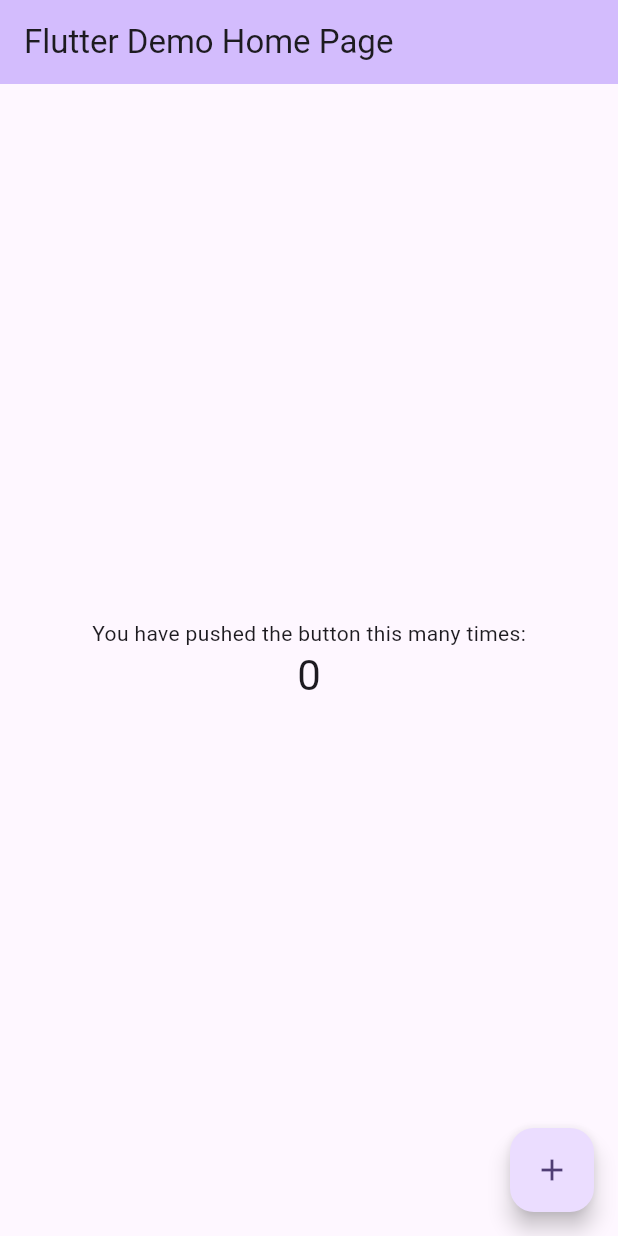
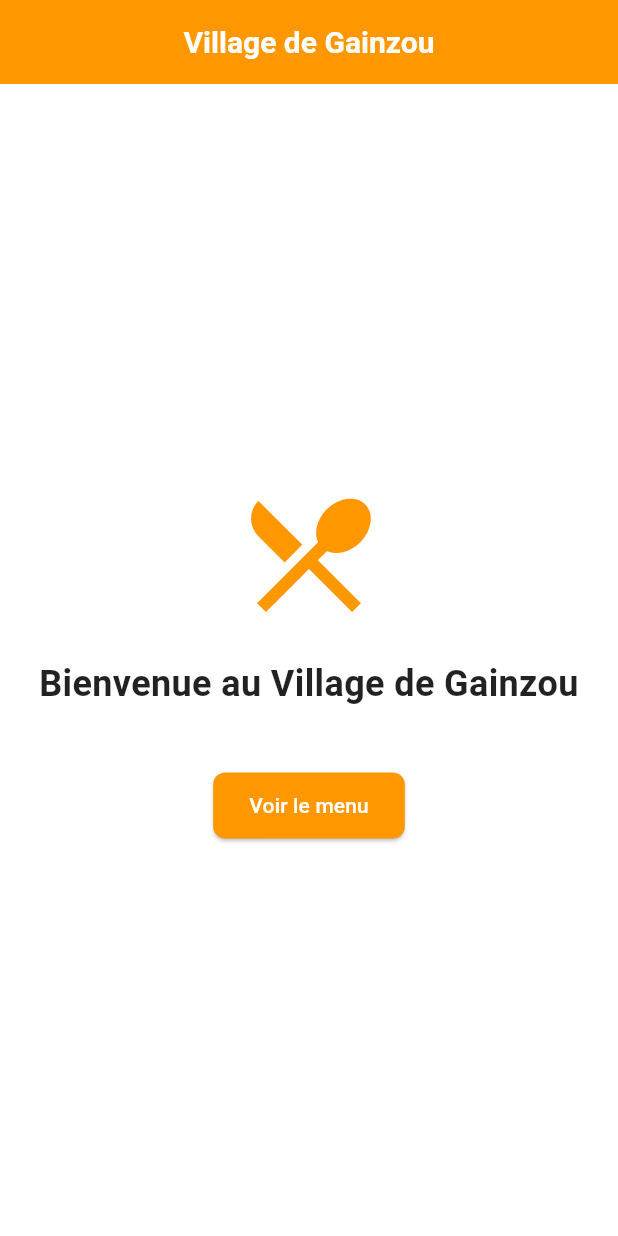
Before and after one commit to could-ai/019a40c4-5c68-7e29-90c2-c7624ebbf1af, a Flutter app: the screen it shows after launch, on a phone screen of 412 x 824 dp. Run offline on Flutter 3.47's test engine with Material 3 defaults, Android fonts, the phone set to English and light mode, and no system bars.

Commit message:
J'ai initialisé l'application Flutter pour le restaurant "Village de Gainzou". J'ai supprimé le code de démonstration initial et mis en place une nouvelle structure. Le fichier `lib/main.dart` contient désormais la configuration du thème de l'application avec les couleurs demandées (orange, blanc, noir) pour une ambiance chaleureuse et professionnelle. J'ai également créé un écran d'accueil simple (`HomeScreen`) qui affiche un titre, une icône en guise de logo temporaire, un message de bienvenue et un bouton "Voir le menu". Cette première étape établit la base visuelle et structurelle de l'application, prête pour l'ajout de fonctionnalités plus complexes comme la navigation dans le menu et la gestion du panier.

```diff
--- a/usr/lib/main.dart
+++ b/usr/lib/main.dart
@@ -7,114 +7,95 @@ void main() {
 class MyApp extends StatelessWidget {
   const MyApp({super.key});
 
-  // This widget is the root of your application.
   @override
   Widget build(BuildContext context) {
     return MaterialApp(
-      title: 'Flutter Demo',
+      title: 'Village de Gainzou',
       debugShowCheckedModeBanner: false,
       theme: ThemeData(
-        // This is the theme of your application.
-        //
-        // TRY THIS: Try running your application with "flutter run". You'll see
-        // the application has a purple toolbar. Then, without quitting the app,
-        // try changing the seedColor in the colorScheme below to Colors.green
-        // and then invoke "hot reload" (save your changes or press the "hot
-        // reload" button in a Flutter-supported IDE, or press "r" if you used
-        // the command line to start the app).
-        //
-        // Notice that the counter didn't reset back to zero; the application
-        // state is not lost during the reload. To reset the state, use hot
-        // restart instead.
-        //
-        // This works for code too, not just values: Most code changes can be
-        // tested with just a hot reload.
-        colorScheme: ColorScheme.fromSeed(seedColor: Colors.deepPurple),
+        primarySwatch: Colors.orange,
+        scaffoldBackgroundColor: Colors.white,
+        colorScheme: ColorScheme.fromSeed(
+          seedColor: Colors.orange,
+          primary: Colors.orange,
+          onPrimary: Colors.white,
+          secondary: Colors.black,
+          onSecondary: Colors.white,
+        ),
+        appBarTheme: const AppBarTheme(
+          backgroundColor: Colors.orange,
+          foregroundColor: Colors.white,
+          elevation: 0,
+          titleTextStyle: TextStyle(
+            fontSize: 20,
+            fontWeight: FontWeight.bold,
+            color: Colors.white,
+          ),
+        ),
+        textTheme: const TextTheme(
+          bodyLarge: TextStyle(color: Colors.black),
+          bodyMedium: TextStyle(color: Colors.black87),
+          headlineLarge: TextStyle(
+            color: Colors.black,
+            fontWeight: FontWeight.bold,
+          ),
+        ),
+        elevatedButtonTheme: ElevatedButtonThemeData(
+          style: ElevatedButton.styleFrom(
+            backgroundColor: Colors.orange,
+            foregroundColor: Colors.white,
+            shape: RoundedRectangleBorder(
+              borderRadius: BorderRadius.circular(8),
+            ),
+            padding: const EdgeInsets.symmetric(horizontal: 24, vertical: 12),
+          ),
+        ),
+        useMaterial3: true,
       ),
-      home: const MyHomePage(title: 'Flutter Demo Home Page'),
+      home: const HomeScreen(),
     );
   }
 }
 
-class MyHomePage extends StatefulWidget {
-  const MyHomePage({super.key, required this.title});
-
-  // This widget is the home page of your application. It is stateful, meaning
-  // that it has a State object (defined below) that contains fields that affect
-  // how it looks.
-
-  // This class is the configuration for the state. It holds the values (in this
-  // case the title) provided by the parent (in this case the App widget) and
-  // used by the build method of the State. Fields in a Widget subclass are
-  // always marked "final".
-
-  final String title;
-
-  @override
-  State<MyHomePage> createState() => _MyHomePageState();
-}
-
-class _MyHomePageState extends State<MyHomePage> {
-  int _counter = 0;
-
-  void _incrementCounter() {
-    setState(() {
-      // This call to setState tells the Flutter framework that something has
-      // changed in this State, which causes it to rerun the build method below
-      // so that the display can reflect the updated values. If we changed
-      // _counter without calling setState(), then the build method would not be
-      // called again, and so nothing would appear to happen.
-      _counter++;
-    });
-  }
+class HomeScreen extends StatelessWidget {
+  const HomeScreen({super.key});
 
   @override
   Widget build(BuildContext context) {
-    // This method is rerun every time setState is called, for instance as done
-    // by the _incrementCounter method above.
-    //
-    // The Flutter framework has been optimized to make rerunning build methods
-    // fast, so that you can just rebuild anything that needs updating rather
-    // than having to individually change instances of widgets.
     return Scaffold(
       appBar: AppBar(
-        // TRY THIS: Try changing the color here to a specific color (to
-        // Colors.amber, perhaps?) and trigger a hot reload to see the AppBar
-        // change color while the other colors stay the same.
-        backgroundColor: Theme.of(context).colorScheme.inversePrimary,
-        // Here we take the value from the MyHomePage object that was created by
-        // the App.build method, and use it to set our appbar title.
-        title: Text(widget.title),
+        title: const Text('Village de Gainzou'),
+        centerTitle: true,
       ),
       body: Center(
-        // Center is a layout widget. It takes a single child and positions it
-        // in the middle of the parent.
         child: Column(
-          // Column is also a layout widget. It takes a list of children and
-          // arranges them vertically. By default, it sizes itself to fit its
-          // children horizontally, and tries to be as tall as its parent.
-          //
-          // Column has various properties to control how it sizes itself and
-          // how it positions its children. Here we use mainAxisAlignment to
-          // center the children vertically; the main axis here is the vertical
-          // axis because Columns are vertical (the cross axis would be
-          // horizontal).
-          //
-          // TRY THIS: Invoke "debug painting" (choose the "Toggle Debug Paint"
-          // action in the IDE, or press "p" in the console), to see the
-          // wireframe for each widget.
           mainAxisAlignment: MainAxisAlignment.center,
           children: <Widget>[
-            const Text('You have pushed the button this many times:'),
-            Text('$_counter', style: Theme.of(context).textTheme.headlineMedium),
+            // Placeholder for the logo
+            Icon(
+              Icons.restaurant_menu,
+              size: 100,
+              color: Colors.orange,
+            ),
+            const SizedBox(height: 20),
+            const Text(
+              'Bienvenue au Village de Gainzou',
+              style: TextStyle(
+                fontSize: 24,
+                fontWeight: FontWeight.bold,
+              ),
+              textAlign: TextAlign.center,
+            ),
+            const SizedBox(height: 40),
+            ElevatedButton(
+              onPressed: () {
+                // Navigate to Menu Screen
+              },
+              child: const Text('Voir le menu'),
+            ),
           ],
         ),
       ),
-      floatingActionButton: FloatingActionButton(
-        onPressed: _incrementCounter,
-        tooltip: 'Increment',
-        child: const Icon(Icons.add),
-      ), // This trailing comma makes auto-formatting nicer for build methods.
     );
   }
 }
```
